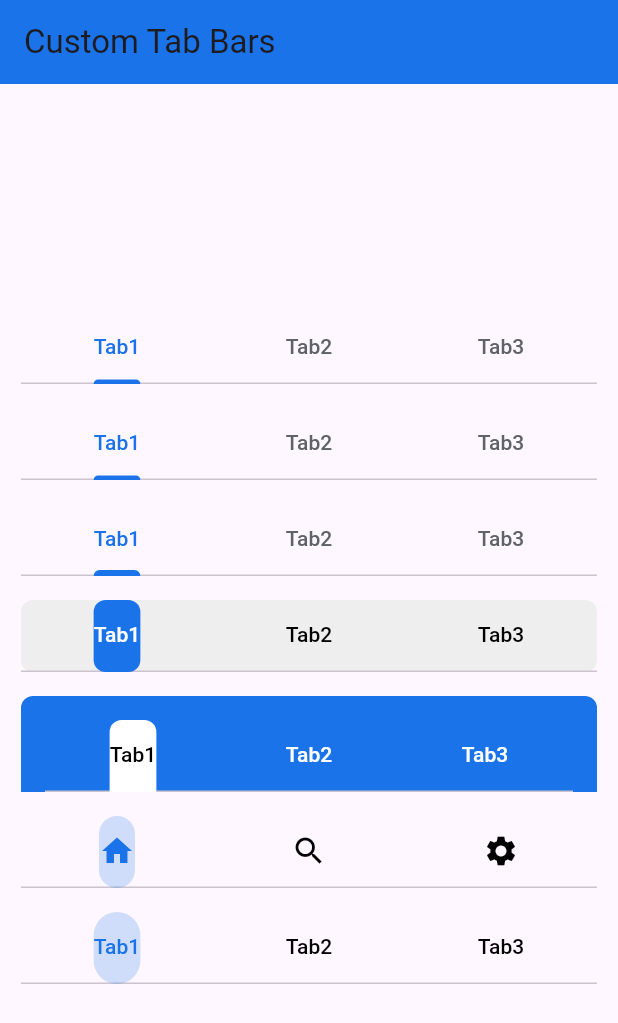
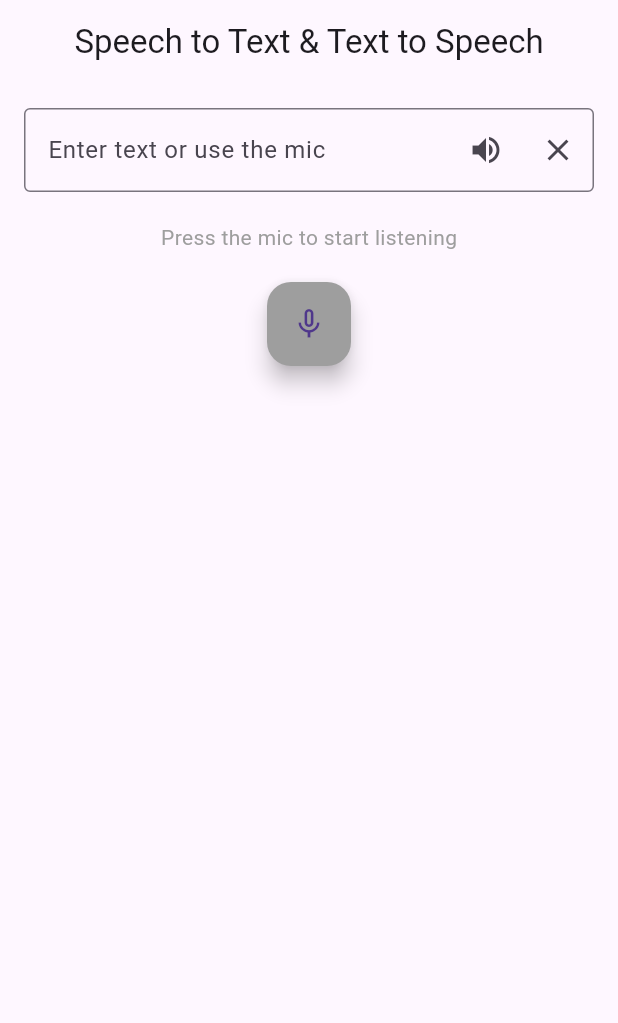
Before and after one commit to phhng/mathgame, a Flutter app: the screen it shows after launch, on a phone screen of 412 x 824 dp. Shown: the top 1023 px of the screen. Run offline on Flutter 3.47's test engine with Material 3 defaults, Android fonts, the phone set to English and light mode, and no system bars; our stand-ins replace flutter_tts, speech_to_text.

Commit message:
text to speech & speech to text

```diff
--- a/lib/main.dart
+++ b/lib/main.dart
@@ -8,6 +8,7 @@ import 'screens/profile_screen.dart';
 import 'navi_bar/dropdown.dart'; //3 examples
 import 'navi_bar/navi_rail.dart';
 import 'navi_bar/custom_tab_bar.dart';
+import 'screens/texttospeech_speechtotext.dart';
 
 void main() {
   runApp(const MyApp());
@@ -25,7 +26,7 @@ class MyApp extends StatelessWidget {
         colorScheme: ColorScheme.fromSeed(seedColor: Colors.deepPurple),
         useMaterial3: true,
       ),
-      home: const CustomTabBarsPage(),
+      home: SpeechTextApp(),
     );
   }
 }
--- /dev/null
+++ b/lib/screens/texttospeech_speechtotext.dart
@@ -0,0 +1,128 @@
+import 'package:flutter/material.dart';
+import 'package:flutter_tts/flutter_tts.dart';
+import 'package:speech_to_text/speech_to_text.dart' as stt;
+
+void main() {
+  runApp(SpeechTextApp());
+}
+
+class SpeechTextApp extends StatelessWidget {
+  @override
+  Widget build(BuildContext context) {
+    return MaterialApp(
+      debugShowCheckedModeBanner: false,
+      home: SpeechToTextScreen(),
+    );
+  }
+}
+
+class SpeechToTextScreen extends StatefulWidget {
+  @override
+  _SpeechToTextScreenState createState() => _SpeechToTextScreenState();
+}
+
+class _SpeechToTextScreenState extends State<SpeechToTextScreen> {
+  final FlutterTts _flutterTts = FlutterTts();
+  final stt.SpeechToText _speechToText = stt.SpeechToText();
+  bool _isListening = false;
+  String _statusMessage = "Press the mic to start listening";
+  TextEditingController _textController = TextEditingController();
+
+  @override
+  Widget build(BuildContext context) {
+    return Scaffold(
+      appBar: AppBar(
+        title: Text("Speech to Text & Text to Speech"),
+        centerTitle: true,
+      ),
+      body: Padding(
+        padding: const EdgeInsets.all(16.0),
+        child: Column(
+          children: [
+            TextField(
+              controller: _textController,
+              maxLines: null,
+              decoration: InputDecoration(
+                border: OutlineInputBorder(),
+                hintText: "Enter text or use the mic",
+                suffixIcon: Row(
+                  mainAxisSize: MainAxisSize.min,
+                  children: [
+                    IconButton(
+                      icon: Icon(Icons.volume_up),
+                      onPressed: _textToSpeech,
+                    ),
+                    IconButton(
+                      icon: Icon(Icons.clear),
+                      onPressed: () => _textController.clear(),
+                    ),
+                  ],
+                ),
+              ),
+            ),
+            SizedBox(height: 20),
+            Text(
+              _statusMessage,
+              style: TextStyle(color: Colors.grey),
+            ),
+            SizedBox(height: 20),
+            FloatingActionButton(
+              onPressed: _speechToTextToggle,
+              backgroundColor: _isListening ? Colors.lightBlue : Colors.grey,
+              child: Icon(_isListening ? Icons.mic : Icons.mic_none),
+            ),
+          ],
+        ),
+      ),
+    );
+  }
+
+  Future<void> _textToSpeech() async {
+    if (_textController.text.isNotEmpty) {
+      await _flutterTts.speak(_textController.text);
+    }
+  }
+
+  void _speechToTextToggle() async {
+    if (!_isListening) {
+      bool available = await _speechToText.initialize(
+        onStatus: (status) {
+          print("Status: $status");
+          if (status == "notListening") {
+            setState(() {
+              _isListening = false;
+              _statusMessage = "Press the mic to start listening";
+            });
+          }
+        },
+        onError: (error) {
+          print("Error: $error");
+          setState(() {
+            _statusMessage = "Error: $error";
+          });
+        },
+      );
+      if (available) {
+        setState(() {
+          _isListening = true;
+          _statusMessage = "Listening...";
+        });
+        _speechToText.listen(onResult: (result) {
+          setState(() {
+            _textController.text = result.recognizedWords;
+          });
+        });
+      } else {
+        setState(() {
+          _statusMessage = "Speech to text not available";
+        });
+      }
+    } else {
+      setState(() {
+        _isListening = false;
+        _statusMessage = "Processing...";
+      });
+      _speechToText.stop();
+    }
+  }
+}
--- a/pubspec.yaml
+++ b/pubspec.yaml
@@ -35,6 +35,8 @@ dependencies:
   # The following adds the Cupertino Icons font to your application.
   # Use with the CupertinoIcons class for iOS style icons.
   cupertino_icons: ^1.0.8
+  flutter_tts: ^4.2.1
+  speech_to_text: ^7.0.0
 
 dev_dependencies:
   flutter_test:
```
Also changed, not shown: 1 other file.
